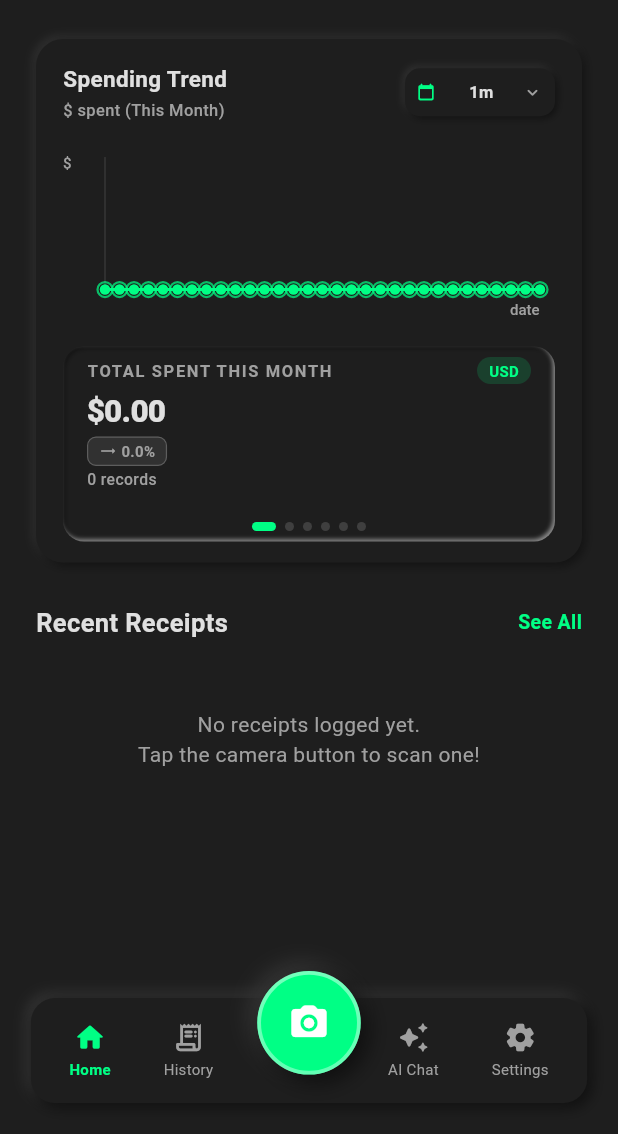
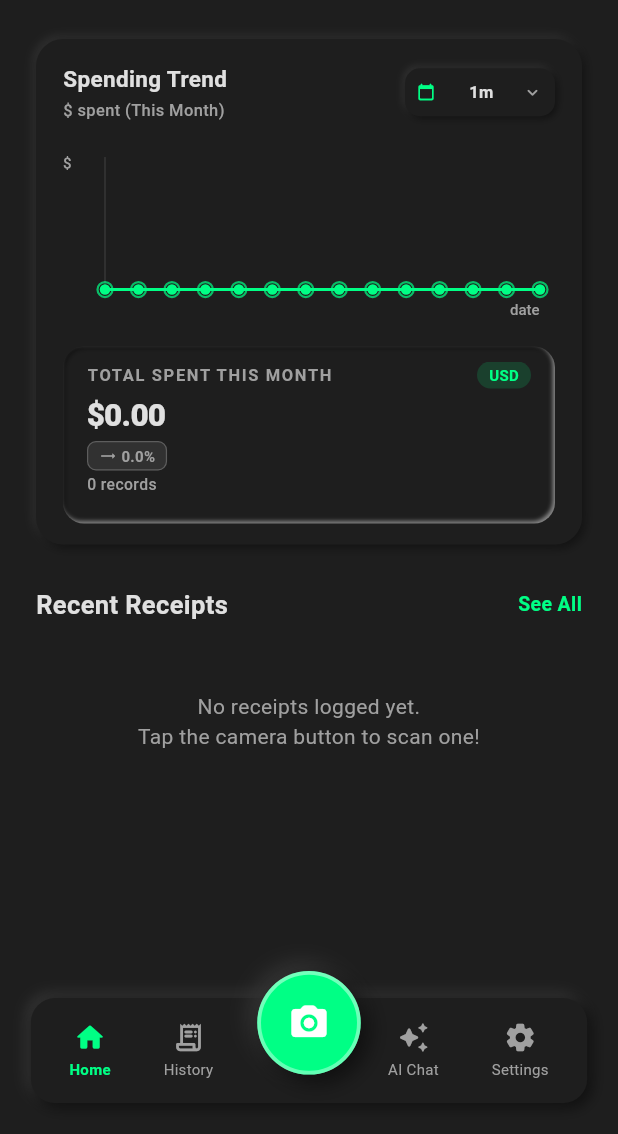
Before and after one commit to HaiqalHarona/Receipt-Logging-App, a Flutter app: the screen it shows after launch, on a phone screen of 412 x 824 dp, the part 102-1236 px from its top. Run offline on Flutter 3.47's test engine with Material 3 defaults, Android fonts, the phone set to English and light mode, and no system bars; our stand-ins replace camera, flutter_dotenv, flutter_neumorphic_plus, go_router, image_picker, isar and 1 more; missing offline and left inert: google_mlkit_text_recognition; accounts and stored records are empty; generated files the repository leaves out were written again; network calls fail; project files that could hold a hidden picture were left out.

Commit message:
feat: Update DashboardViewModel to limit monthly spending data to current day and adjust SpendingSummaryCard layout for improved UI

```diff
--- a/lib/ui/features/dashboard/view_models/dashboard_view_model.dart
+++ b/lib/ui/features/dashboard/view_models/dashboard_view_model.dart
@@ -341,20 +341,20 @@ class DashboardViewModel extends ChangeNotifier {
     final now = DateTime.now();
 
     if (filter == TimelineFilter.thisMonth) {
-      final daysInMonth = DateTime(now.year, now.month + 1, 0).day;
-      final Map<int, double> dayBuckets = { for (int i = 1; i <= daysInMonth; i++) i: 0.0 };
+      final currentDay = now.day;
+      final Map<int, double> dayBuckets = { for (int i = 1; i <= currentDay; i++) i: 0.0 };
 
       for (final receipt in _repository.receipts) {
         final parsed = _parseDateString(receipt.date);
         if (parsed == null) continue;
-        if (parsed.year == now.year && parsed.month == now.month) {
+        if (parsed.year == now.year && parsed.month == now.month && parsed.day <= currentDay) {
           final converted = _currencyService.convert(receipt.amount, receipt.currency);
           dayBuckets[parsed.day] = (dayBuckets[parsed.day] ?? 0.0) + converted;
         }
       }
 
       final mm = now.month.toString().padLeft(2, '0');
-      return List.generate(daysInMonth, (index) {
+      return List.generate(currentDay, (index) {
         final day = index + 1;
         final dd = day.toString().padLeft(2, '0');
         return MonthlySpendingPoint(
--- a/lib/ui/features/dashboard/views/widgets/spending_summary_card.dart
+++ b/lib/ui/features/dashboard/views/widgets/spending_summary_card.dart
@@ -96,14 +96,10 @@ class _SpendingSummaryCardState extends State<SpendingSummaryCard> {
         boxShape: NeumorphicBoxShape.roundRect(BorderRadius.circular(14)),
         color: NeumorphicTheme.baseColor(context),
       ),
-      padding: const EdgeInsets.symmetric(horizontal: 16, vertical: 7),
+      padding: const EdgeInsets.symmetric(horizontal: 16, vertical: 10),
       child: SizedBox(
-        height: 116,
+        height: 98,
         width: double.infinity,
-        child: Column(
-          children: [
-            // Carousel Viewport (Manual scrolling disabled)
-            Expanded(
         child: PageView.builder(
           controller: _pageController,
           physics: const NeverScrollableScrollPhysics(), // Disabled manual swiping
@@ -180,31 +176,6 @@ class _SpendingSummaryCardState extends State<SpendingSummaryCard> {
           },
         ),
       ),
-            const SizedBox(height: 3),
-
-            // Read-only Carousel Dot Indicators (6 elements)
-            Row(
-              mainAxisAlignment: MainAxisAlignment.center,
-              children: List.generate(_periodCount, (index) {
-                final isSelected = index == activeIndex;
-                return AnimatedContainer(
-                  duration: const Duration(milliseconds: 250),
-                  curve: Curves.easeInOut,
-                  margin: const EdgeInsets.symmetric(horizontal: 3),
-                  width: isSelected ? 16 : 6,
-                  height: 6,
-                  decoration: BoxDecoration(
-                    color: isSelected
-                        ? widget.accent
-                        : widget.textSecondary.withValues(alpha: 0.25),
-                    borderRadius: BorderRadius.circular(3),
-                  ),
-                );
-              }),
-            ),
-          ],
-        ),
-      ),
     );
   }
 
```
Lines whose indentation alone changed are shown as unchanged.
